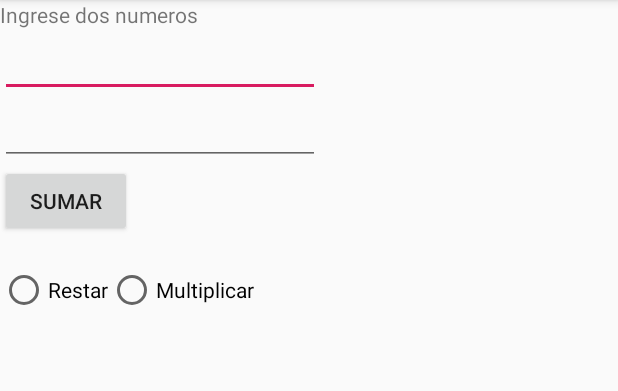
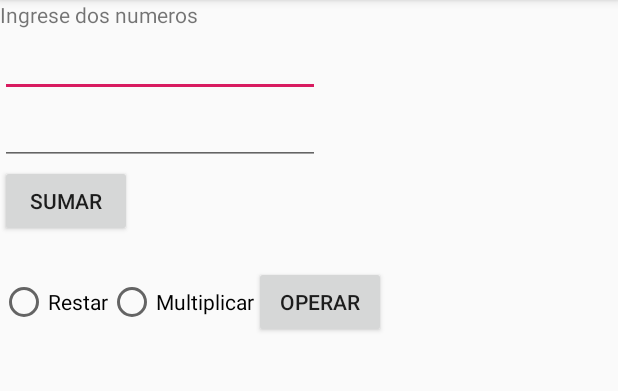
Before and after one commit to cristian16b/Android-PrimerosPasos, an Android app: the screen it shows after launch (MainActivity), on a phone screen of 412 x 824 dp, the part 84-475 px from its top. Run offline under Robolectric (Android 15) with nearby library versions, the phone set to English and light mode, and no system bars.

Commit message:
agregado metodo operar,todo reemplazar radio por radiogroup

```diff
--- a/app/src/main/res/layout/activity_main.xml
+++ b/app/src/main/res/layout/activity_main.xml
@@ -65,6 +65,7 @@
                 android:id="@+id/radioRestar"
                 android:layout_width="match_parent"
                 android:layout_height="wrap_content"
+                android:clickable="false"
                 android:text="Restar" />
 
             <RadioButton
@@ -72,6 +73,14 @@
                 android:layout_width="match_parent"
                 android:layout_height="wrap_content"
                 android:text="Multiplicar" />
+
+            <Button
+                android:id="@+id/botonOperar"
+                android:layout_width="wrap_content"
+                android:layout_height="wrap_content"
+                android:layout_weight="1"
+                android:onClick="operar"
+                android:text="Operar" />
         </LinearLayout>
 
     </LinearLayout>
```
Also changed, not shown: app/src/main/java/com/example/usuario/myapplication/MainActivity.java (+22 -0 lines).
